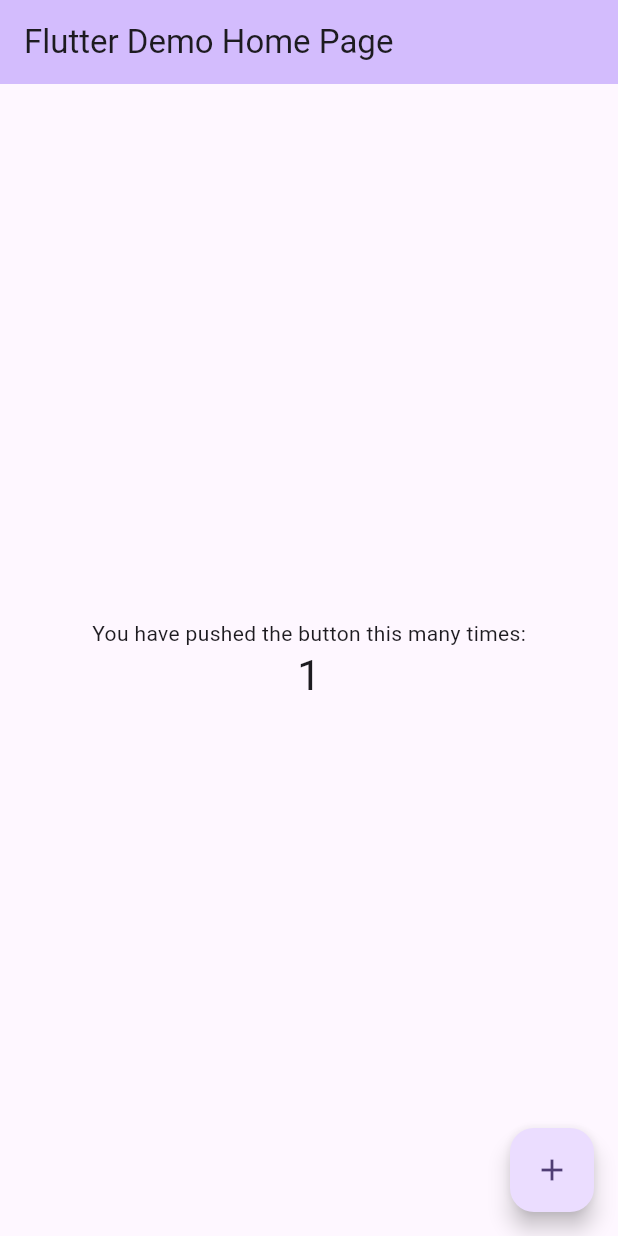
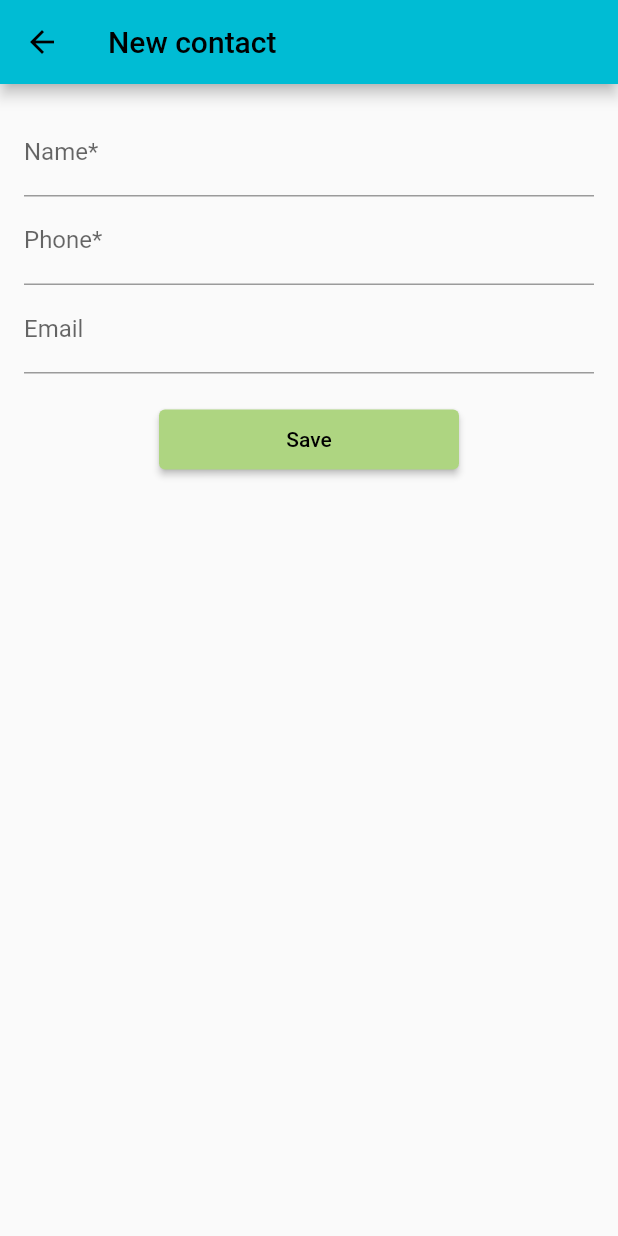
Before and after one commit to anabeatrizdmt/Contact-List-Flutter-Challenge, a Flutter app: the screen it shows after launch, after a tap on the "add" icon, on a phone screen of 412 x 824 dp. Run offline on Flutter 3.47's test engine with Material 2 defaults, Android fonts, the light colour scheme and no system bars; our stand-ins replace dio, flutter_dotenv; network calls fail.

Commit message:
feat: contact list with CRUD using Back4App

```diff
--- /dev/null
+++ b/lib/back4app/back4app_custom_dio.dart
@@ -0,0 +1,17 @@
+import 'package:contact_list_app/back4app/back4app_dio_interceptor.dart';
+import 'package:dio/dio.dart';
+import 'package:flutter_dotenv/flutter_dotenv.dart';
+
+class Back4AppCustomDio {
+  final _dio = Dio();
+
+  Dio get dio => _dio;
+
+  Back4AppCustomDio() {
+    _dio.options.headers['Content-Type'] = 'application/json';
+    _dio.options.headers['X-Parse-Application-Id'] = dotenv.env['BACK4APP_APPLICATION_ID'];
+    _dio.options.headers['X-Parse-REST-API-Key'] = dotenv.env['BACK4APP_REST_API_KEY'];
+    _dio.options.baseUrl = dotenv.env['BACK4APP_BASE_URL']!;
+    _dio.interceptors.add(Back4AppDioInterceptor());
+  }
+}
--- /dev/null
+++ b/lib/back4app/back4app_dio_interceptor.dart
@@ -0,0 +1,22 @@
+import 'package:dio/dio.dart';
+import 'package:flutter/material.dart';
+
+class Back4AppDioInterceptor extends Interceptor {
+  @override
+  void onRequest(RequestOptions options, RequestInterceptorHandler handler) {
+    debugPrint('REQUEST[${options.method}] => PATH: ${options.path}');
+    super.onRequest(options, handler);
+  }
+
+  @override
+  void onResponse(Response response, ResponseInterceptorHandler handler) {
+    debugPrint('RESPONSE[${response.statusCode}] => PATH: ${response.requestOptions.path}');
+    super.onResponse(response, handler);
+  }
+
+  @override
+  Future onError(DioException err, ErrorInterceptorHandler handler) async {
+    debugPrint('ERROR[${err.response?.statusCode}] => PATH: ${err.requestOptions.path}');
+    super.onError(err, handler);
+  }
+}
--- a/lib/main.dart
+++ b/lib/main.dart
@@ -1,125 +1,8 @@
 import 'package:flutter/material.dart';
+import 'package:contact_list_app/my_app.dart';
+import 'package:flutter_dotenv/flutter_dotenv.dart';
 
-void main() {
+void main() async {
+  await dotenv.load(fileName: ".env");
   runApp(const MyApp());
 }
-
-class MyApp extends StatelessWidget {
-  const MyApp({super.key});
-
-  // This widget is the root of your application.
-  @override
-  Widget build(BuildContext context) {
-    return MaterialApp(
-      title: 'Flutter Demo',
-      theme: ThemeData(
-        // This is the theme of your application.
-        //
-        // TRY THIS: Try running your application with "flutter run". You'll see
-        // the application has a blue toolbar. Then, without quitting the app,
-        // try changing the seedColor in the colorScheme below to Colors.green
-        // and then invoke "hot reload" (save your changes or press the "hot
-        // reload" button in a Flutter-supported IDE, or press "r" if you used
-        // the command line to start the app).
-        //
-        // Notice that the counter didn't reset back to zero; the application
-        // state is not lost during the reload. To reset the state, use hot
-        // restart instead.
-        //
-        // This works for code too, not just values: Most code changes can be
-        // tested with just a hot reload.
-        colorScheme: ColorScheme.fromSeed(seedColor: Colors.deepPurple),
-        useMaterial3: true,
-      ),
-      home: const MyHomePage(title: 'Flutter Demo Home Page'),
-    );
-  }
-}
-
-class MyHomePage extends StatefulWidget {
-  const MyHomePage({super.key, required this.title});
-
-  // This widget is the home page of your application. It is stateful, meaning
-  // that it has a State object (defined below) that contains fields that affect
-  // how it looks.
-
-  // This class is the configuration for the state. It holds the values (in this
-  // case the title) provided by the parent (in this case the App widget) and
-  // used by the build method of the State. Fields in a Widget subclass are
-  // always marked "final".
-
-  final String title;
-
-  @override
-  State<MyHomePage> createState() => _MyHomePageState();
-}
-
-class _MyHomePageState extends State<MyHomePage> {
-  int _counter = 0;
-
-  void _incrementCounter() {
-    setState(() {
-      // This call to setState tells the Flutter framework that something has
-      // changed in this State, which causes it to rerun the build method below
-      // so that the display can reflect the updated values. If we changed
-      // _counter without calling setState(), then the build method would not be
-      // called again, and so nothing would appear to happen.
-      _counter++;
-    });
-  }
-
-  @override
-  Widget build(BuildContext context) {
-    // This method is rerun every time setState is called, for instance as done
-    // by the _incrementCounter method above.
-    //
-    // The Flutter framework has been optimized to make rerunning build methods
-    // fast, so that you can just rebuild anything that needs updating rather
-    // than having to individually change instances of widgets.
-    return Scaffold(
-      appBar: AppBar(
-        // TRY THIS: Try changing the color here to a specific color (to
-        // Colors.amber, perhaps?) and trigger a hot reload to see the AppBar
-        // change color while the other colors stay the same.
-        backgroundColor: Theme.of(context).colorScheme.inversePrimary,
-        // Here we take the value from the MyHomePage object that was created by
-        // the App.build method, and use it to set our appbar title.
-        title: Text(widget.title),
-      ),
-      body: Center(
-        // Center is a layout widget. It takes a single child and positions it
-        // in the middle of the parent.
-        child: Column(
-          // Column is also a layout widget. It takes a list of children and
-          // arranges them vertically. By default, it sizes itself to fit its
-          // children horizontally, and tries to be as tall as its parent.
-          //
-          // Column has various properties to control how it sizes itself and
-          // how it positions its children. Here we use mainAxisAlignment to
-          // center the children vertically; the main axis here is the vertical
-          // axis because Columns are vertical (the cross axis would be
-          // horizontal).
-          //
-          // TRY THIS: Invoke "debug painting" (choose the "Toggle Debug Paint"
-          // action in the IDE, or press "p" in the console), to see the
-          // wireframe for each widget.
-          mainAxisAlignment: MainAxisAlignment.center,
-          children: <Widget>[
-            const Text(
-              'You have pushed the button this many times:',
-            ),
-            Text(
-              '$_counter',
-              style: Theme.of(context).textTheme.headlineMedium,
-            ),
-          ],
-        ),
-      ),
-      floatingActionButton: FloatingActionButton(
-        onPressed: _incrementCounter,
-        tooltip: 'Increment',
-        child: const Icon(Icons.add),
-      ), // This trailing comma makes auto-formatting nicer for build methods.
-    );
-  }
-}
--- /dev/null
+++ b/lib/model/contact_list_model.dart
@@ -0,0 +1,22 @@
+import 'package:contact_list_app/model/contact_model.dart';
+
+class ContactListModel {
+  List<ContactModel> contacts = [];
+
+  ContactListModel(this.contacts);
+
+  ContactListModel.fromJson(Map<String, dynamic> json) {
+    if (json['results'] != null) {
+      contacts = [];
+      json['results'].forEach((v) {
+        contacts.add(ContactModel.fromJson(v));
+      });
+    }
+  }
+
+  Map<String, dynamic> toJson() {
+    final Map<String, dynamic> data = <String, dynamic>{};
+    data['results'] = contacts.map((v) => v.toJson()).toList();
+    return data;
+  }
+}
--- /dev/null
+++ b/lib/model/contact_model.dart
@@ -0,0 +1,49 @@
+class ContactModel {
+  String objectId = '';
+  String name = '';
+  String phone = '';
+  String? email;
+  String profilePicturePath = '';
+  String createdAt = '';
+  String updatedAt = '';
+
+  ContactModel(
+      {required this.objectId,
+      required this.name,
+      required this.phone,
+      this.email,
+      required this.profilePicturePath,
+      required this.createdAt,
+      required this.updatedAt});
+
+  ContactModel.fromJson(Map<String, dynamic> json) {
+    objectId = json['objectId'];
+    name = json['name'];
+    phone = json['phone'];
+    email = json['email'];
+    profilePicturePath = json['profile_picture_path'];
+    createdAt = json['createdAt'];
+    updatedAt = json['updatedAt'];
+  }
+
+  Map<String, dynamic> toJson() {
+    final Map<String, dynamic> data = <String, dynamic>{};
+    data['objectId'] = objectId;
+    data['name'] = name;
+    data['phone'] = phone;
+    data['email'] = email;
+    data['profile_picture_path'] = profilePicturePath;
+    data['createdAt'] = createdAt;
+    data['updatedAt'] = updatedAt;
+    return data;
+  }
+
+  Map<String, dynamic> toCreateJson() {
+    final Map<String, dynamic> data = <String, dynamic>{};
+    data['name'] = name;
+    data['phone'] = phone;
+    data['email'] = email;
+    data['profile_picture_path'] = profilePicturePath;
+    return data;
+  }
+}
--- /dev/null
+++ b/lib/my_app.dart
@@ -0,0 +1,15 @@
+import 'package:contact_list_app/pages/contact_list_page.dart';
+import 'package:flutter/material.dart';
+
+class MyApp extends StatelessWidget {
+  const MyApp({Key? key}) : super(key: key);
+
+  @override
+  Widget build(BuildContext context) {
+    return MaterialApp(
+        home: const ContactListPage(),
+        theme: ThemeData(
+          primarySwatch: Colors.cyan,
+        ));
+  }
+}
--- /dev/null
+++ b/lib/pages/contact_list_page.dart
@@ -0,0 +1,96 @@
+import 'package:contact_list_app/model/contact_list_model.dart';
+import 'package:contact_list_app/pages/contact_page.dart';
+import 'package:contact_list_app/pages/create_contact_page.dart';
+import 'package:contact_list_app/repository/contact_back4app_repository.dart';
+import 'package:flutter/material.dart';
+
+class ContactListPage extends StatefulWidget {
+  const ContactListPage({Key? key}) : super(key: key);
+
+  @override
+  State<ContactListPage> createState() => _ContactListPageState();
+}
+
+class _ContactListPageState extends State<ContactListPage> {
+  ContactBack4AppRepository contactBack4AppRepository =
+      ContactBack4AppRepository();
+  ContactListModel _contactList = ContactListModel([]);
+  bool isLoading = false;
+
+  @override
+  void initState() {
+    super.initState();
+    _getContactList();
+  }
+
+  void _getContactList() async {
+    setState(() {
+      isLoading = true;
+    });
+    ContactListModel contactList =
+        await contactBack4AppRepository.getContactsFromBack4App();
+    setState(() {
+      _contactList = contactList;
+      isLoading = false;
+    });
+  }
+
+  @override
+  Widget build(BuildContext context) {
+    return Scaffold(
+      appBar: AppBar(
+        title: const Text('Contact list'),
+      ),
+      floatingActionButton: FloatingActionButton(
+        onPressed: () async {
+          await Navigator.push(
+              context,
+              MaterialPageRoute(
+                  builder: (context) => const CreateContactPage()));
+          setState(() {});
+          _getContactList();
+        },
+        child: const Icon(Icons.add),
+      ),
+      body: Padding(
+        padding: const EdgeInsets.symmetric(horizontal: 16, vertical: 24),
+        child: isLoading
+            ? const Center(child: CircularProgressIndicator())
+            : ListView.builder(
+                itemCount: _contactList.contacts.length,
+                itemBuilder: (context, index) {
+                  _contactList.contacts
+                      .sort((a, b) => a.name.compareTo(b.name));
+                  String contactName = _contactList.contacts[index].name;
+                  String contactPhoneNumber =
+                      _contactList.contacts[index].phone ?? '';
+                  String contactEmail =
+                      _contactList.contacts[index].email ?? '';
+                  return Card(
+                    child: ListTile(
+                      leading: CircleAvatar(
+                        child: Text(contactName[0]),
+                      ),
+                      title: Text(contactName),
+                      subtitle: Text('$contactPhoneNumber\n$contactEmail'),
+                      trailing: IconButton(
+                        onPressed: () async {
+                          await Navigator.push(
+                              context,
+                              MaterialPageRoute(
+                                  builder: (context) => ContactPage(
+                                        contact: _contactList.contacts[index],
+                                      )));
+                          setState(() {});
+                          _getContactList();
+                        },
+                        icon: const Icon(Icons.edit),
+                      ),
+                    ),
+                  );
+                },
+              ),
+      ),
+    );
+  }
+}
--- /dev/null
+++ b/lib/pages/contact_page.dart
@@ -0,0 +1,135 @@
+import 'package:contact_list_app/model/contact_model.dart';
+import 'package:contact_list_app/repository/contact_back4app_repository.dart';
+import 'package:flutter/material.dart';
+
+class ContactPage extends StatefulWidget {
+  final ContactModel contact;
+
+  const ContactPage({Key? key, required this.contact}) : super(key: key);
+
+  @override
+  State<ContactPage> createState() => _ContactPageState();
+}
+
+class _ContactPageState extends State<ContactPage> {
+  ContactBack4AppRepository contactBack4AppRepository =
+      ContactBack4AppRepository();
+
+  TextEditingController nameController = TextEditingController();
+  TextEditingController phoneController = TextEditingController();
+  TextEditingController emailController = TextEditingController();
+
+  @override
+  void initState() {
+    super.initState();
+    nameController.text = widget.contact.name;
+    phoneController.text = widget.contact.phone;
+    emailController.text = widget.contact.email ?? '';
+  }
+
+  @override
+  void dispose() {
+    nameController.dispose();
+    phoneController.dispose();
+    emailController.dispose();
+    super.dispose();
+  }
+
+  @override
+  Widget build(BuildContext context) {
+    return Scaffold(
+      appBar: AppBar(
+        title: Text(widget.contact.name),
+      ),
+      body: Padding(
+        padding: const EdgeInsets.all(16.0),
+        child: Column(
+          children: [
+            TextField(
+              controller: nameController,
+              decoration: const InputDecoration(labelText: 'Name*'),
+            ),
+            TextField(
+              controller: phoneController,
+              decoration: const InputDecoration(labelText: 'Phone*'),
+            ),
+            TextField(
+              controller: emailController,
+              decoration: const InputDecoration(labelText: 'Email'),
+            ),
+            const SizedBox(height: 20),
+            ElevatedButton(
+              style: ElevatedButton.styleFrom(
+                backgroundColor: Colors.lightGreen[300],
+                fixedSize: const Size(200, 40),
+              ),
+              onPressed: () async {
+                final name = nameController.text;
+                final phone = phoneController.text;
+                final email = emailController.text;
+
+                if (name.isNotEmpty && phone.isNotEmpty) {
+                  ContactModel updatedContact = ContactModel(
+                    objectId: widget.contact.objectId,
+                    name: name,
+                    phone: phone,
+                    email: email,
+                    profilePicturePath: widget.contact.profilePicturePath,
+                    createdAt: widget.contact.createdAt,
+                    updatedAt: DateTime.now().toString(),
+                  );
+                  await contactBack4AppRepository.updateContact(updatedContact);
+                  Navigator.of(context).pop();
+                } else {
+                  ScaffoldMessenger.of(context).showSnackBar(
+                    const SnackBar(
+                      content: Text('Name and phone are required fields'),
+                    ),
+                  );
+                }
+              },
+              child: const Text('Save'),
+            ),
+            ElevatedButton(
+              style: ElevatedButton.styleFrom(
+                backgroundColor: Colors.red[300],
+                fixedSize: const Size(200, 40),
+              ),
+              onPressed: () {
+                showDialog(
+                  context: context,
+                  builder: (BuildContext context) {
+                    return AlertDialog(
+                      title: const Text('Delete Contact'),
+                      content:
+                          const Text('Are you sure you want to delete this contact?'),
+                      actions: [
+                        TextButton(
+                          child: const Text('Cancel'),
+                          onPressed: () {
+                            Navigator.of(context).pop();
+                          },
+                        ),
+                        TextButton(
+                          child: const Text('Delete'),
+                          onPressed: () async {
+                            await contactBack4AppRepository
+                                .deleteContact(widget.contact.objectId);
+
+                            Navigator.of(context).pop();
+                            Navigator.of(context).pop();
+                          },
+                        ),
+                      ],
+                    );
+                  },
+                );
+              },
+              child: const Text('Delete user'),
+            )
+          ],
+        ),
+      ),
+    );
+  }
+}
--- /dev/null
+++ b/lib/pages/create_contact_page.dart
@@ -0,0 +1,90 @@
+import 'package:contact_list_app/model/contact_model.dart';
+import 'package:contact_list_app/repository/contact_back4app_repository.dart';
+import 'package:flutter/material.dart';
+
+class CreateContactPage extends StatefulWidget {
+  const CreateContactPage({Key? key}) : super(key: key);
+
+  @override
+  State<CreateContactPage> createState() => _CreateContactPageState();
+}
+
+class _CreateContactPageState extends State<CreateContactPage> {
+  ContactBack4AppRepository contactBack4AppRepository =
+      ContactBack4AppRepository();
+
+  TextEditingController nameController = TextEditingController();
+  TextEditingController phoneController = TextEditingController();
+  TextEditingController emailController = TextEditingController();
+
+  @override
+  void dispose() {
+    nameController.dispose();
+    phoneController.dispose();
+    emailController.dispose();
+    super.dispose();
+  }
+
+  @override
+  Widget build(BuildContext context) {
+    return Scaffold(
+      appBar: AppBar(
+        title: const Text('New contact'),
+      ),
+      body: Padding(
+        padding: const EdgeInsets.all(16.0),
+        child: Column(
+          children: [
+            TextField(
+              controller: nameController,
+              decoration: const InputDecoration(labelText: 'Name*'),
+            ),
+            TextField(
+              controller: phoneController,
+              decoration: const InputDecoration(labelText: 'Phone*'),
+            ),
+            TextField(
+              controller: emailController,
+              decoration: const InputDecoration(labelText: 'Email'),
+            ),
+            const SizedBox(height: 20),
+            ElevatedButton(
+              style: ElevatedButton.styleFrom(
+                backgroundColor: Colors.lightGreen[300],
+                fixedSize: const Size(200, 40),
+              ),
+              onPressed: () async {
+                final name = nameController.text;
+                final phone = phoneController.text;
+                final email = emailController.text;
+                if (name.isNotEmpty && phone.isNotEmpty) {
+                  ContactModel contactToSave = ContactModel(
+                      objectId: '0',
+                      name: name,
+                      phone: phone,
+                      email: email,
+                      profilePicturePath: '/todo',
+                      createdAt: DateTime.now().toString(),
+                      updatedAt: DateTime.now().toString());
+
+                  await contactBack4AppRepository.addContact(contactToSave);
+                  Navigator.pop(context);
+                  ScaffoldMessenger.of(context).showSnackBar(
+                    const SnackBar(
+                        content: Text('Contact created successfully')),
+                  );
+                } else {
+                  ScaffoldMessenger.of(context).showSnackBar(
+                    const SnackBar(
+                        content: Text('Name and phone are required fields')),
+                  );
+                }
+              },
+              child: const Text('Save'),
+            ),
+          ],
+        ),
+      ),
+    );
+  }
+}
--- /dev/null
+++ b/lib/repository/contact_back4app_repository.dart
@@ -0,0 +1,28 @@
+import 'package:contact_list_app/back4app/back4app_custom_dio.dart';
+import 'package:contact_list_app/model/contact_list_model.dart';
+import 'package:contact_list_app/model/contact_model.dart';
+
+class ContactBack4AppRepository {
+  final _customDio = Back4AppCustomDio();
+
+  ContactBack4AppRepository();
+
+  Future<ContactListModel> getContactsFromBack4App() async {
+    var response = await _customDio.dio.get('/Contact');
+    return ContactListModel.fromJson(response.data);
+  }
+
+
+  Future<void> addContact(ContactModel contact) async {
+    await _customDio.dio.post('/Contact', data: contact.toCreateJson());
+  }
+
+  Future<void> deleteContact(String objectId) async {
+    await _customDio.dio.delete('/Contact/$objectId');
+  }
+
+  Future<void> updateContact(ContactModel contact) async {
+    await _customDio.dio
+        .put('/Contact/${contact.objectId}', data: contact.toCreateJson());
+  }
+}
--- a/pubspec.yaml
+++ b/pubspec.yaml
@@ -35,6 +35,8 @@ dependencies:
   # The following adds the Cupertino Icons font to your application.
   # Use with the CupertinoIcons class for iOS style icons.
   cupertino_icons: ^1.0.2
+  flutter_dotenv: ^5.1.0
+  dio: ^5.3.3
 
 dev_dependencies:
   flutter_test:
@@ -59,7 +61,8 @@ flutter:
   uses-material-design: true
 
   # To add assets to your application, add an assets section, like this:
-  # assets:
+  assets:
+    - .env
   #   - images/a_dot_burr.jpeg
   #   - images/a_dot_ham.jpeg
 
```
Also changed, not shown: pubspec.lock, 3 other files.
